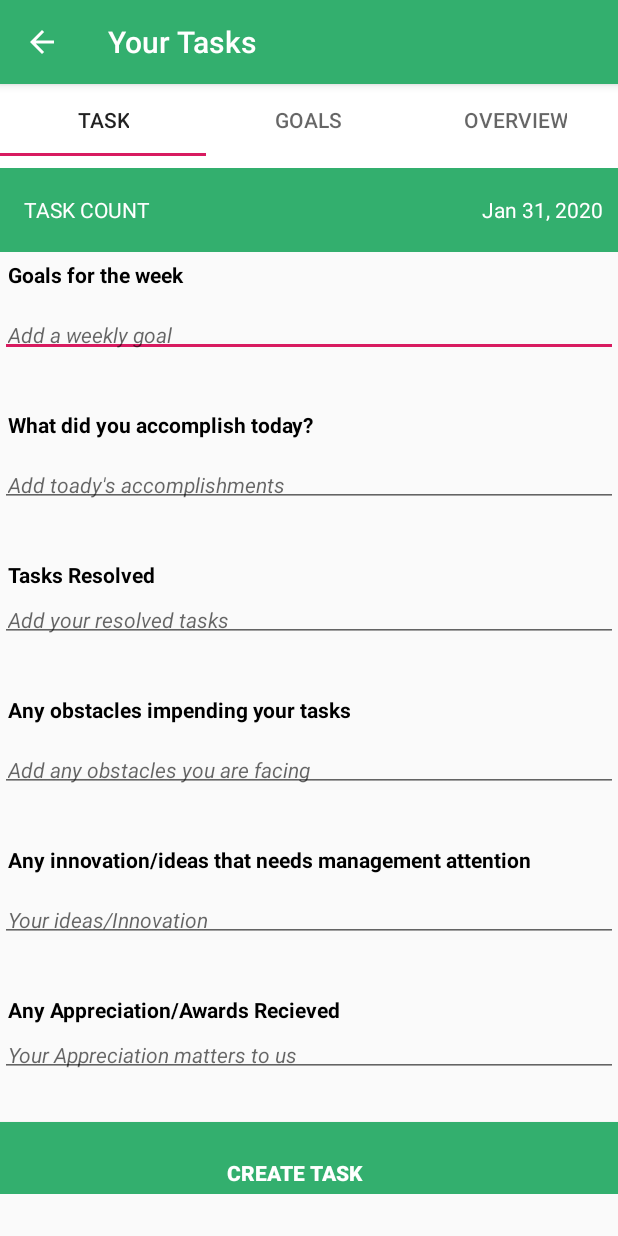
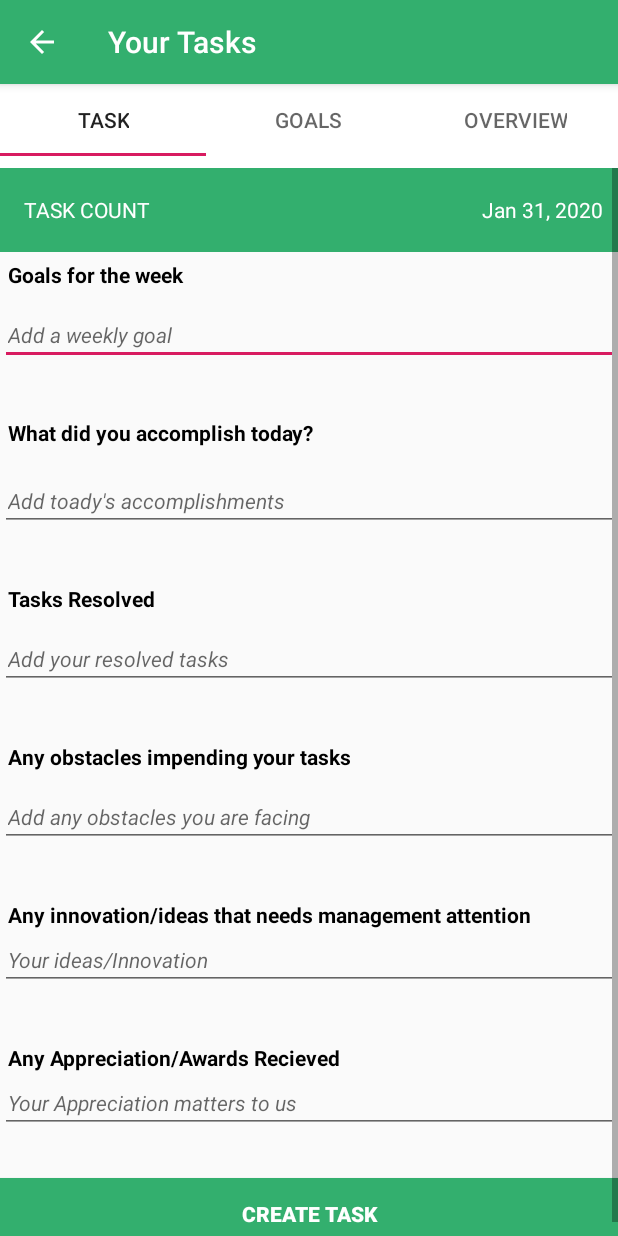
Before and after one commit to vaishnavikattekola/MockKPulse, an Android app: the Tasks screen opened directly, with no data from a screen before it, on a phone screen of 412 x 824 dp. Run offline under Robolectric (Android 15) with nearby library versions, the phone set to English and light mode, and no system bars.

Commit message:
edittext is set loadbutton is done the keyboard pushes down when fragment is changed

```diff
--- a/app/src/main/java/com/example/fragmentview/Goals.java
+++ b/app/src/main/java/com/example/fragmentview/Goals.java
@@ -1,5 +1,6 @@
 package com.example.fragmentview;
 
+import android.app.Activity;
 import android.content.Context;
 import android.net.Uri;
 import android.os.Bundle;
@@ -9,9 +10,11 @@ import androidx.fragment.app.Fragment;
 import androidx.recyclerview.widget.LinearLayoutManager;
 import androidx.recyclerview.widget.RecyclerView;
 
+import android.util.Log;
 import android.view.LayoutInflater;
 import android.view.View;
 import android.view.ViewGroup;
+import android.view.inputmethod.InputMethodManager;
 import android.widget.TextView;
 
 import java.text.DateFormat;
@@ -27,6 +30,7 @@ public class Goals extends Fragment {
 
 
     public Goals() {
+
 
     }
 
@@ -46,6 +50,7 @@ public class Goals extends Fragment {
         nDate.setText(currentDatee);
         return view;
     }
+
 
     @Override
     public void onCreate(@Nullable Bundle savedInstanceState) {
--- a/app/src/main/java/com/example/fragmentview/PagerAdapter.java
+++ b/app/src/main/java/com/example/fragmentview/PagerAdapter.java
@@ -12,7 +12,7 @@ public class PagerAdapter extends FragmentStatePagerAdapter {
     public int mNoofTabs;
     Activity activity;
 
-    public PagerAdapter(Activity activity,FragmentManager fn, int NumberOfTabs) {
+    public PagerAdapter(Activity activity, FragmentManager fn, int NumberOfTabs) {
         super(fn);
         this.mNoofTabs = NumberOfTabs;
         this.activity = activity;
--- a/app/src/main/java/com/example/fragmentview/Tasks.java
+++ b/app/src/main/java/com/example/fragmentview/Tasks.java
@@ -1,5 +1,6 @@
 package com.example.fragmentview;
 
+import android.app.Activity;
 import android.app.DatePickerDialog;
 import android.content.Context;
 import android.net.Uri;
@@ -8,9 +9,12 @@ import android.os.Bundle;
 import androidx.appcompat.view.menu.MenuView;
 import androidx.fragment.app.Fragment;
 
+import android.util.Log;
 import android.view.LayoutInflater;
 import android.view.View;
 import android.view.ViewGroup;
+import android.view.WindowManager;
+import android.view.inputmethod.InputMethodManager;
 import android.widget.DatePicker;
 import android.widget.TextView;
 
@@ -18,69 +22,27 @@ import java.text.DateFormat;
 import java.time.Month;
 import java.util.Calendar;
 
-
-/**
- * A simple {@link Fragment} subclass.
- * Activities that contain this fragment must implement the
- * {@link Tasks.OnFragmentInteractionListener} interface
- * to handle interaction events.
- * Use the {@link Tasks#newInstance} factory method to
- * create an instance of this fragment.
- */
-
 public class Tasks extends Fragment {
-
-    // TODO: Rename parameter arguments, choose names that match
-    // the fragment initialization parameters, e.g. ARG_ITEM_NUMBER
-    private static final String ARG_PARAM1 = "param1";
-    private static final String ARG_PARAM2 = "param2";
-
-    // TODO: Rename and change types of parameters
-    private String mParam1;
-    private String mParam2;
-
+    Context context;
     private OnFragmentInteractionListener mListener;
 
     public Tasks() {
+
         // Required empty public constructor
 
     }
 
-    /**
-     * Use this factory method to create a new instance of
-     * this fragment using the provided parameters.
-     *
-     * @param param1 Parameter 1.
-     * @param param2 Parameter 2.
-     * @return A new instance of fragment Tasks.
-     */
-    // TODO: Rename and change types and number of parameters
-    public static Tasks newInstance(String param1, String param2) {
-        Tasks fragment = new Tasks();
-        Bundle args = new Bundle();
-        args.putString(ARG_PARAM1, param1);
-        args.putString(ARG_PARAM2, param2);
-        fragment.setArguments(args);
-        return fragment;
-    }
-
-    @Override
-    public void onCreate(Bundle savedInstanceState) {
-        super.onCreate(savedInstanceState);
-        if (getArguments() != null) {
-            mParam1 = getArguments().getString(ARG_PARAM1);
-            mParam2 = getArguments().getString(ARG_PARAM2);
-        }
-    }
 
     @Override
     public View onCreateView(LayoutInflater inflater, ViewGroup container,
                              Bundle savedInstanceState) {
         // Inflate the layout for this fragment
-         View view= inflater.inflate(R.layout.fragment_tasks, container, false);
-        Calendar calendar= Calendar.getInstance();
-        String currentDate= DateFormat.getDateInstance(DateFormat.MONTH_FIELD).format(calendar.getTime());
-        TextView mDate=view.findViewById(R.id.date);
+        View view = inflater.inflate(R.layout.fragment_tasks, container, false);
+
+        // for current date on toolbar
+        Calendar calendar = Calendar.getInstance();
+        String currentDate = DateFormat.getDateInstance(DateFormat.MONTH_FIELD).format(calendar.getTime());
+        TextView mDate = view.findViewById(R.id.date);
         mDate.setText(currentDate);
         mDate.setOnClickListener(new View.OnClickListener() {
             @Override
@@ -89,9 +51,13 @@ public class Tasks extends Fragment {
             }
         });
         return view;
+
     }
-    private void datepicker(){
-        final TextView mDate= getView().findViewById(R.id.date);
+
+
+    //datepicker
+    private void datepicker() {
+        final TextView mDate = getView().findViewById(R.id.date);
         final Calendar calendar = Calendar.getInstance();
 
         int YEAR = calendar.get(Calendar.YEAR);
@@ -100,21 +66,20 @@ public class Tasks extends Fragment {
         DatePickerDialog datePickerDialog = new DatePickerDialog(getActivity(), new DatePickerDialog.OnDateSetListener() {
             @Override
             public void onDateSet(DatePicker view, int year, int month, int date) {
-                String dateString = month + " " + date +" "+ year;
+                String dateString = month + " " + date + " " + year;
                 mDate.setText(dateString);
                 Calendar calendar1 = Calendar.getInstance();
-                calendar1.set(Calendar.YEAR,year);
-                calendar1.set(Calendar.MONTH,month);
-                calendar1.set(Calendar.DATE,date);
+                calendar1.set(Calendar.YEAR, year);
+                calendar1.set(Calendar.MONTH, month);
+                calendar1.set(Calendar.DATE, date);
 
-                CharSequence dateCharSequence = android.text.format.DateFormat.format("MMM  d, yyyy",calendar1);
+                CharSequence dateCharSequence = android.text.format.DateFormat.format("MMM  d, yyyy", calendar1);
                 mDate.setText(dateCharSequence);
 
             }
-        },YEAR,MONTH,DATE);
+        }, YEAR, MONTH, DATE);
         datePickerDialog.show();
     }
-
 
 
     // TODO: Rename method, update argument and hook method into UI event
--- a/app/src/main/res/layout/fragment_tasks.xml
+++ b/app/src/main/res/layout/fragment_tasks.xml
@@ -40,13 +40,13 @@
     <TextView
         android:id="@+id/goals_for_week"
         android:layout_width="match_parent"
-        android:layout_height="40dp"
+        android:layout_height="wrap_content"
         android:text="Goals for the week"
         android:textColor="#000"
         android:textSize="14sp"
-        android:paddingBottom="5dp"
         android:paddingTop="5dp"
         android:paddingRight="5dp"
+        android:layout_marginBottom="15dp"
         android:paddingLeft="5dp"
         android:textStyle="bold" />
 
@@ -56,8 +56,8 @@
         android:layout_height="wrap_content"
         android:layout_marginBottom="30dp"
         android:hint="Add a weekly goal"
+        android:imeOptions="actionDone"
         android:inputType="textMultiLine"
-        android:paddingBottom="5dp"
         android:paddingTop="5dp"
         android:paddingRight="5dp"
         android:paddingLeft="5dp"
@@ -67,8 +67,9 @@
     <TextView
         android:id="@+id/accomplish_today"
         android:layout_width="match_parent"
-        android:layout_height="40dp"
+        android:layout_height="wrap_content"
         android:text="What did you accomplish today?"
+        android:layout_marginBottom="15dp"
         android:textColor="#000"
         android:paddingBottom="5dp"
         android:paddingTop="5dp"
@@ -82,9 +83,9 @@
         android:layout_width="match_parent"
         android:layout_height="wrap_content"
         android:layout_marginBottom="30dp"
+        android:imeOptions="actionDone"
         android:hint="Add toady's accomplishments"
         android:inputType="textMultiLine"
-        android:paddingBottom="5dp"
         android:paddingTop="5dp"
         android:paddingRight="5dp"
         android:paddingLeft="5dp"
@@ -97,7 +98,7 @@
         android:layout_height="wrap_content"
         android:text="Tasks Resolved"
         android:textColor="#000"
-        android:paddingBottom="5dp"
+        android:layout_marginBottom="15dp"
         android:paddingTop="5dp"
         android:paddingRight="5dp"
         android:paddingLeft="5dp"
@@ -108,8 +109,8 @@
         android:id="@+id/resolved_tasks"
         android:layout_width="match_parent"
         android:layout_height="wrap_content"
+        android:imeOptions="actionDone"
         android:layout_marginBottom="30dp"
-        android:paddingBottom="5dp"
         android:paddingTop="5dp"
         android:paddingRight="5dp"
         android:paddingLeft="5dp"
@@ -136,7 +137,7 @@
         android:layout_width="match_parent"
         android:layout_height="wrap_content"
         android:layout_marginBottom="30dp"
-        android:paddingBottom="5dp"
+        android:imeOptions="actionDone"
         android:paddingTop="5dp"
         android:paddingRight="5dp"
         android:paddingLeft="5dp"
@@ -148,13 +149,13 @@
     <TextView
         android:id="@+id/any_ideas"
         android:layout_width="match_parent"
-        android:layout_height="40dp"
+        android:layout_height="wrap_content"
         android:text="Any innovation/ideas that needs management attention"
         android:textColor="#000"
-        android:paddingBottom="5dp"
         android:paddingTop="5dp"
         android:paddingRight="5dp"
         android:paddingLeft="5dp"
+        android:layout_marginBottom="5dp"
         android:textSize="14sp"
         android:textStyle="bold" />
 
@@ -162,15 +163,16 @@
         android:id="@+id/your_ideas"
         android:layout_width="match_parent"
         android:layout_height="wrap_content"
-        android:paddingBottom="5dp"
-        android:paddingTop="5dp"
+        android:imeOptions="actionDone"
         android:paddingRight="5dp"
         android:paddingLeft="5dp"
+        android:paddingTop="5dp"
         android:layout_marginBottom="30dp"
+        android:textStyle="italic"
         android:hint="Your ideas/Innovation"
         android:inputType="textMultiLine"
         android:textSize="14sp"
-        android:textStyle="italic" />
+         />
 
     <TextView
         android:id="@+id/any_awards"
@@ -190,7 +192,7 @@
         android:layout_width="match_parent"
         android:layout_height="wrap_content"
         android:layout_marginBottom="30dp"
-        android:paddingBottom="5dp"
+        android:imeOptions="actionDone"
         android:paddingTop="5dp"
         android:paddingRight="5dp"
         android:paddingLeft="5dp"
@@ -208,8 +210,7 @@
         android:textColor="#ffffff"
         android:text="CREATE TASK"
         android:textStyle="bold"
-        android:paddingTop="20dp"
-        android:paddingEnd="20dp">
+        >
 
     </Button>
 
```
Also changed, not shown: app/src/main/java/com/example/fragmentview/YourTasks.java (+15 -20 lines), app/src/main/res/layout/fragment_overview.xml (+36 -18 lines). Lines whose indentation alone changed are shown as unchanged.
